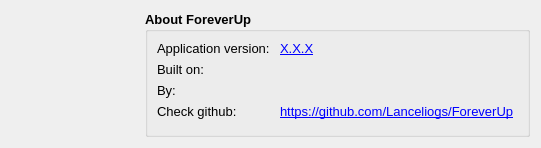
This is src/dialogs/aboutwidget.ui in Lanceliogs/ForeverUp as Qt 5 draws it before an edit. The edited form follows.
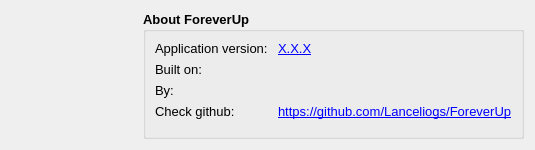
This is the edited form. Icons and pictures are not drawn.

```diff
--- a/src/dialogs/aboutwidget.ui
+++ b/src/dialogs/aboutwidget.ui
@@ -6,8 +6,8 @@
    <rect>
     <x>0</x>
     <y>0</y>
-    <width>541</width>
-    <height>148</height>
+    <width>535</width>
+    <height>150</height>
    </rect>
   </property>
   <property name="sizePolicy">
@@ -18,8 +18,8 @@
   </property>
   <property name="minimumSize">
    <size>
-    <width>513</width>
-    <height>148</height>
+    <width>535</width>
+    <height>150</height>
    </size>
   </property>
   <property name="windowTitle">
```
Left out of the diff: 2 changed lines with no effect on the pictures.
